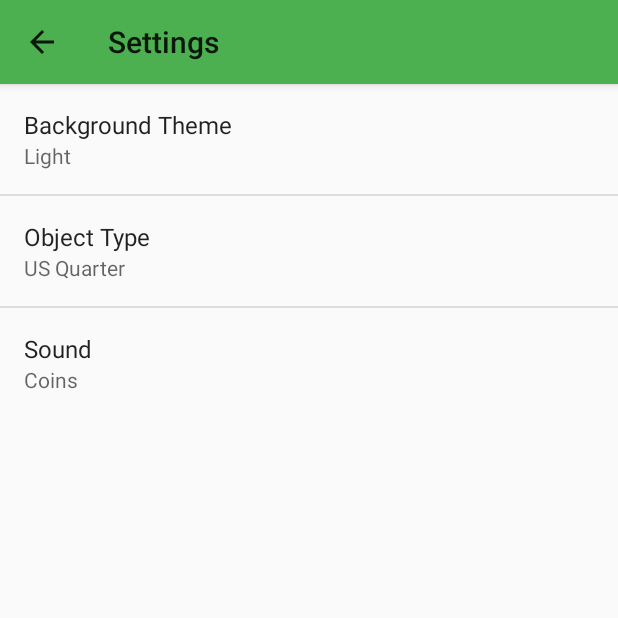
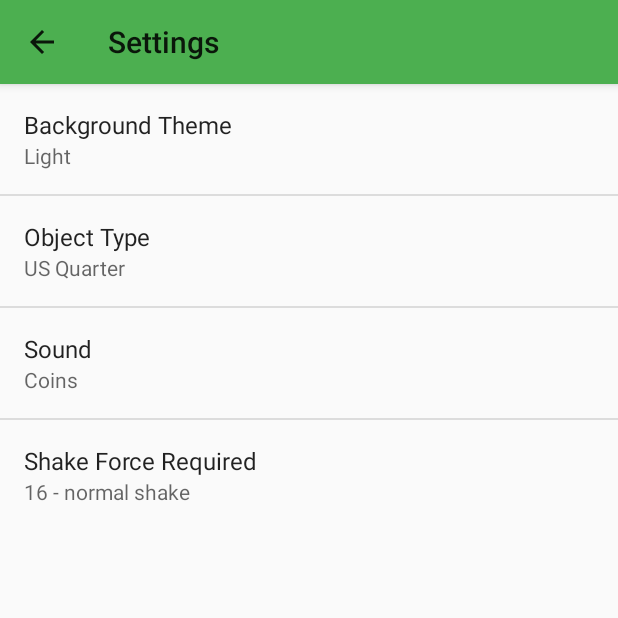
Before and after one commit to daubejb/object-from-phone, an Android app: the screen it shows after launch (SettingsActivity), in the options menu, after a tap on "Settings", on a phone screen of 412 x 824 dp, the top half of it. Run offline under Robolectric (Android 15) with nearby library versions, the phone set to English and light mode, and no system bars.

Commit message:
add preference to calibrate shake force required

```diff
--- a/Coin Phone Magic/src/main/java/com/daubedesign/root/coinphonemagic/PrefFragment.java
+++ b/Coin Phone Magic/src/main/java/com/daubedesign/root/coinphonemagic/PrefFragment.java
@@ -22,6 +22,7 @@ public class PrefFragment extends PreferenceFragment implements SharedPreference
         onSharedPreferenceChanged(sharedPreferences, "pref_darkness");
         onSharedPreferenceChanged(sharedPreferences, "pref_objType");
         onSharedPreferenceChanged(sharedPreferences, "pref_sound");
+        onSharedPreferenceChanged(sharedPreferences, "pref_shake");
     }
 
     @Override
--- a/Coin Phone Magic/src/main/res/xml/preferences.xml
+++ b/Coin Phone Magic/src/main/res/xml/preferences.xml
@@ -24,4 +24,12 @@
         android:entries="@array/pref_sound_entries"
         android:entryValues="@array/pref_sound_values"
         android:defaultValue="@string/pref_sound_default" />
+    <ListPreference
+        android:key="pref_shake"
+        android:title="Shake Force Required"
+        android:summary="16"
+        android:dialogTitle="Shake Force Required"
+        android:entries="@array/pref_shake_entries"
+        android:entryValues="@array/pref_shake_values"
+        android:defaultValue="16" />
 </PreferenceScreen>
```
Also changed, not shown: Coin Phone Magic/src/main/java/com/daubedesign/root/coinphonemagic/MagicActivity.java (+4 -4 lines), Coin Phone Magic/src/main/res/values/arrays.xml (+54 -0 lines).
